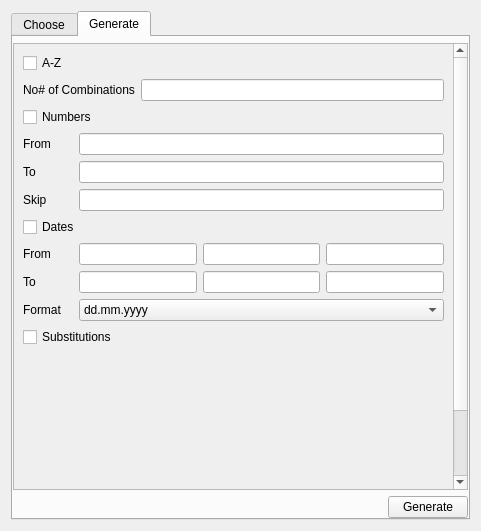
3nock/OTE, file sub3suite/src/Dialogs/WordlistDialog.ui: the form before one commit.
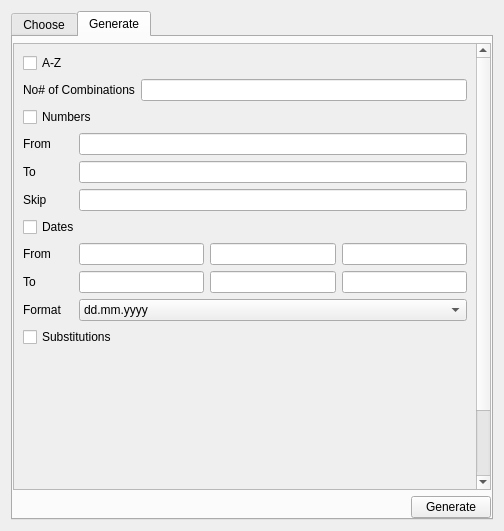
The form after the commit. The open tabs and pages were chosen to show the change. Icons and pictures are not drawn. Custom widgets are drawn as their Qt base class.

The edit to the form file:
```diff
--- a/sub3suite/src/Dialogs/WordlistDialog.ui
+++ b/sub3suite/src/Dialogs/WordlistDialog.ui
@@ -6,12 +6,12 @@
    <rect>
     <x>0</x>
     <y>0</y>
-    <width>481</width>
+    <width>500</width>
     <height>528</height>
    </rect>
   </property>
   <property name="sizePolicy">
-   <sizepolicy hsizetype="Expanding" vsizetype="Expanding">
+   <sizepolicy hsizetype="Fixed" vsizetype="Expanding">
     <horstretch>0</horstretch>
     <verstretch>0</verstretch>
    </sizepolicy>
@@ -39,11 +39,17 @@
    <item>
     <widget class="QTabWidget" name="tabWidget">
      <property name="sizePolicy">
-      <sizepolicy hsizetype="Preferred" vsizetype="Preferred">
+      <sizepolicy hsizetype="Expanding" vsizetype="Expanding">
        <horstretch>0</horstretch>
        <verstretch>0</verstretch>
       </sizepolicy>
      </property>
+     <property name="minimumSize">
+      <size>
+       <width>482</width>
+       <height>0</height>
+      </size>
+     </property>
      <property name="currentIndex">
       <number>0</number>
      </property>
@@ -352,7 +358,7 @@
            <rect>
             <x>0</x>
             <y>0</y>
-            <width>438</width>
+            <width>457</width>
             <height>514</height>
            </rect>
           </property>
```
